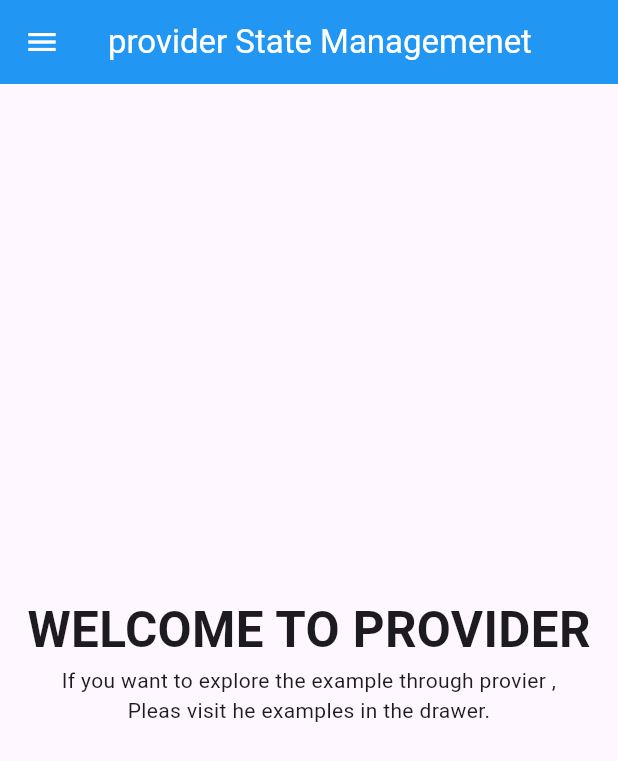
After one commit to sheharyar534/provider_state_management, a Flutter app: the WelcomeScreen screen opened directly, on a phone screen of 412 x 824 dp. The commit adds this screen. Shown: the top 761 px of the screen. Run offline on Flutter 3.47's test engine with Material 3 defaults, Android fonts, the phone set to English and light mode, and no system bars.

Commit message:
welcome screen updated and all the work put iside the drawer

```diff
--- a/lib/main.dart
+++ b/lib/main.dart
@@ -5,6 +5,7 @@ import 'package:flutter_provider_state/provider/favorite_provider.dart';
 import 'package:flutter_provider_state/provider/slider_provider.dart';
 import 'package:flutter_provider_state/provider/theme_changer_provider.dart';
 import 'package:flutter_provider_state/screens/login_screen.dart';
+import 'package:flutter_provider_state/screens/welcome_screen.dart';
 import 'package:provider/provider.dart';
 
 void main() {
--- /dev/null
+++ b/lib/screens/welcome_screen.dart
@@ -0,0 +1,110 @@
+import 'package:flutter/material.dart';
+import 'package:flutter_provider_state/screens/counter_screen.dart';
+import 'package:flutter_provider_state/screens/favorite_screen.dart';
+import 'package:flutter_provider_state/screens/slider_example_screen.dart';
+import 'package:flutter_provider_state/screens/theme_change_screen.dart';
+
+class WelcomeScreen extends StatelessWidget {
+  const WelcomeScreen({super.key});
+
+  @override
+  Widget build(BuildContext context) {
+    return Scaffold(
+      appBar: AppBar(
+        title: Text(
+          'provider State Managemenet',
+          style: TextStyle(color: Colors.white),
+        ),
+        backgroundColor: Colors.blue,
+        centerTitle: true,
+        iconTheme: IconThemeData(color: Colors.white),
+      ),
+      drawer: Drawer(
+          backgroundColor: Colors.white,
+          child: ListView(
+            children: [
+              DrawerHeader(
+                  child: Container(
+                height: 50,
+                child: Padding(
+                  padding: EdgeInsets.only(
+                    right: MediaQuery.of(context).size.height * 0.096,
+                    top: MediaQuery.of(context).size.height * 0.03,
+                  ),
+                  child: Column(
+                    children: [
+                      Text(
+                        "Provider",
+                        style: TextStyle(fontSize: 50),
+                      ),
+                      Text("satate managment")
+                    ],
+                  ),
+                ),
+              )),
+              ListTile(
+                leading: Icon(Icons.add),
+                title: Text('Count Example'),
+                onTap: () {
+                  Navigator.push(
+                      context,
+                      MaterialPageRoute(
+                          builder: (context) => const CounterScreen()));
+                },
+              ),
+              ListTile(
+                leading: Icon(Icons.favorite),
+                title: Text('Favorate Example'),
+                onTap: () {
+                  Navigator.push(
+                      context,
+                      MaterialPageRoute(
+                          builder: (context) => const FavoriteScreen()));
+                },
+              ),
+              ListTile(
+                leading: Icon(Icons.linear_scale),
+                title: Text('Slider Example'),
+                onTap: () {
+                  Navigator.push(
+                      context,
+                      MaterialPageRoute(
+                          builder: (context) => const SliderExampleScreen()));
+                },
+              ),
+              ListTile(
+                leading: Icon(Icons.lightbulb_circle),
+                title: Text('Theme Mode'),
+                onTap: () {
+                  Navigator.push(
+                      context,
+                      MaterialPageRoute(
+                          builder: (context) => const ThemeChangeScreen()));
+                },
+              ),
+            ],
+          )),
+      body: Center(
+        child: Column(
+          mainAxisAlignment: MainAxisAlignment.center,
+          children: [
+            Text(
+              'WELCOME TO PROVIDER',
+              style: TextStyle(
+                  fontSize: MediaQuery.of(context).size.height * 0.04,
+                  fontWeight: FontWeight.bold),
+            ),
+            SizedBox(
+              width: 350,
+              child: Text(
+                "If you want to explore the example through provier , Pleas visit he examples in the drawer.",
+                maxLines: 2,
+                textAlign: TextAlign.center,
+              ),
+            )
+          ],
+        ),
+      ),
+    );
+  }
+}
```
Also changed, not shown: lib/provider/auth_provider.dart (+9 -2 lines), lib/screens/login_screen.dart (+8 -9 lines).
